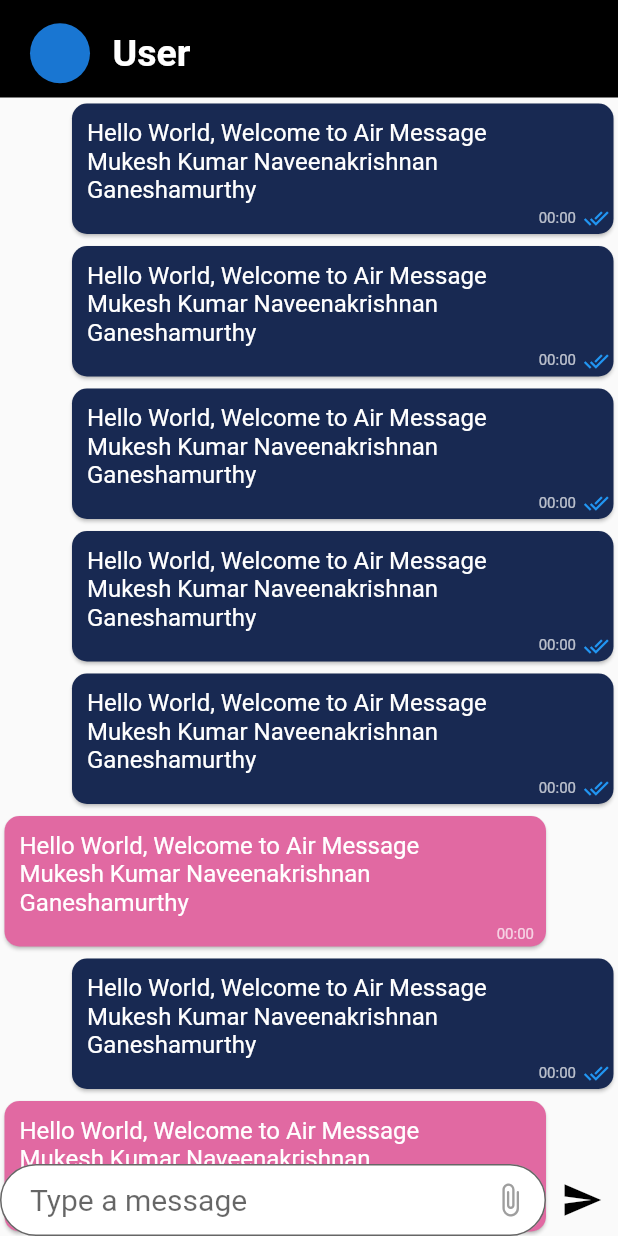
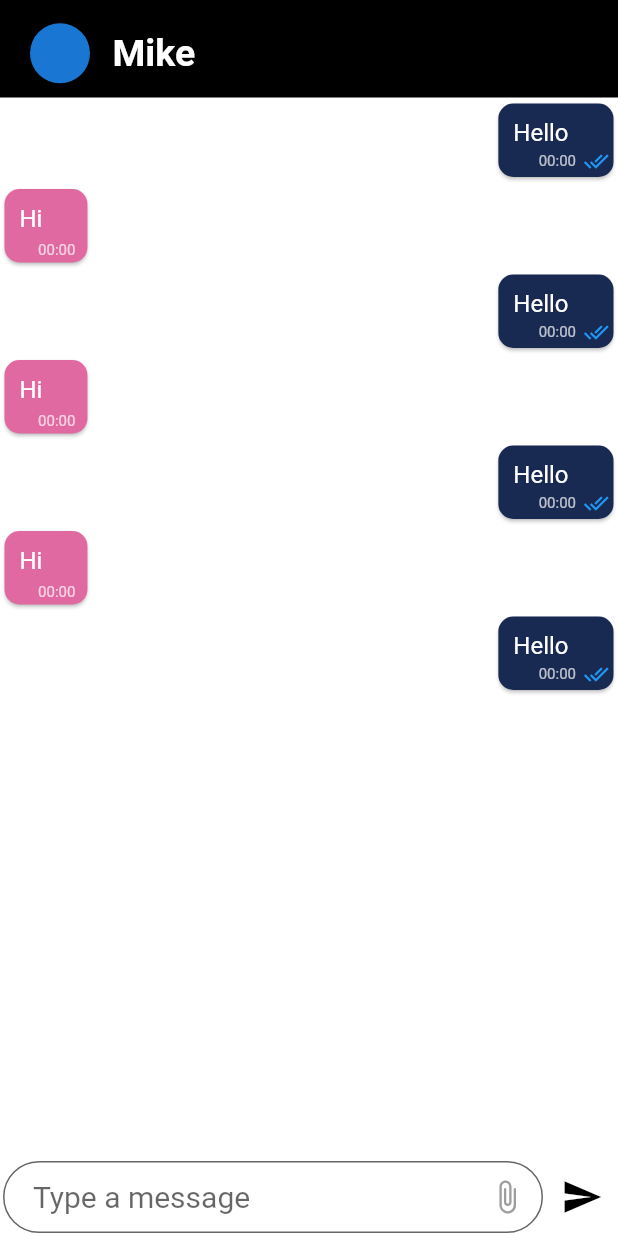
Before and after one commit to NaveenakrishnanS/Project_HMC, a Flutter app: the SingleChat screen opened directly, on a phone screen of 412 x 824 dp. Run offline on Flutter 3.47's test engine with Material 2 defaults, Android fonts, the phone set to English and light mode, and no system bars; our stand-ins replace cloud_firestore, firebase_auth, firebase_core, flutter_otp_text_field, shared_preferences; missing offline and left inert: country_calling_code_picker, floating_action_bubble_custom, searchbar_animation; accounts and stored records are empty.

Commit message:
Fixed UI of Single_Chat_Screen

```diff
--- a/lib/main.dart
+++ b/lib/main.dart
@@ -1,7 +1,9 @@
 import 'package:firebase_core/firebase_core.dart';
 import 'package:flutter/material.dart';
 import 'package:project_hmc/firebase/firebase_auth.dart';
+import 'package:project_hmc/screens/single_chat.dart';
 import 'package:project_hmc/screens/user%20stream%20screen/user_stream_screen.dart';
+import 'package:project_hmc/screens/welcome_screen.dart';
 
 void main() async {
   WidgetsFlutterBinding.ensureInitialized();
@@ -17,7 +19,7 @@ class MyApp extends StatelessWidget {
   Widget build(BuildContext context) {
     return const MaterialApp(
       debugShowCheckedModeBanner: false,
-      home: UserStreamScreen(),
+      home:WelcomeScreen(),
       title: 'MessageAir',
     );
   }
--- a/lib/screens/Friend_list/Widgets/friend_card.dart
+++ b/lib/screens/Friend_list/Widgets/friend_card.dart
@@ -5,9 +5,10 @@ import '../../single_chat.dart';
 class FriendCard extends StatelessWidget {
   final String name;
 
+
   const FriendCard({
     super.key,
-    required this.name
+    required this.name,
   });
 
   @override
--- a/lib/screens/Friend_list/friend_list.dart
+++ b/lib/screens/Friend_list/friend_list.dart
@@ -83,6 +83,7 @@ class FriendListState extends State<FriendList> {
                 for (var users in snapshot.data!) {
                   String name = users.Name;
                     FriendCard friendCard = FriendCard(name: name);
+
                     friendCards.add(friendCard);
                 }
                 return ListView(
--- a/lib/screens/message_card/receive_card.dart
+++ b/lib/screens/message_card/receive_card.dart
@@ -22,7 +22,7 @@ class _ReplyMessageState extends State<ReplyMessage> {
           child: Stack(
             children: [
               const Padding(padding: EdgeInsets.only(left:10, top: 10,right: 30, bottom: 20),
-                child: Text("Hello World, Welcome to Air Message Mukesh Kumar Naveenakrishnan Ganeshamurthy",
+                child: Text("Hi",
                   style: TextStyle(
                     color: Colors.white,
                     fontSize: 16,
--- a/lib/screens/message_card/send_card.dart
+++ b/lib/screens/message_card/send_card.dart
@@ -22,12 +22,13 @@ class _InputMessageState extends State<InputMessage> {
           child: Stack(
             children: [
               const Padding(padding: EdgeInsets.only(left:10, top: 10,right: 30, bottom: 20),
-                child: Text("Hello World, Welcome to Air Message Mukesh Kumar Naveenakrishnan Ganeshamurthy",
+                child: Text("Hello",
                   style: TextStyle(
                   color: Colors.white,
                   fontSize: 16,
                 ),),
               ),
+
               Positioned(
                   bottom:2,
                   right: 3,
--- a/lib/screens/single_chat.dart
+++ b/lib/screens/single_chat.dart
@@ -1,6 +1,7 @@
 import 'package:flutter/material.dart';
 import 'package:project_hmc/screens/message_card/receive_card.dart';
 import 'package:project_hmc/screens/message_card/send_card.dart';
+
 
 class SingleChat extends StatefulWidget {
   const SingleChat({Key? key}) : super(key: key);
@@ -13,16 +14,23 @@ class _SingleChatState extends State<SingleChat> {
   final TextEditingController _controller = TextEditingController();
   @override
   Widget build(BuildContext context) {
-    return Scaffold(
+    return Stack(
+      children: [
+        /*Image.asset('assets/whte.png',
+         height: MediaQuery.of(context).size.height,
+         width: MediaQuery.of(context).size.width,
+         fit: BoxFit.cover,),*/
+        Scaffold(
+          backgroundColor: Colors.white,
             appBar:PreferredSize(
               preferredSize: const Size.fromHeight(65),
               child: AppBar(
                 shape: RoundedRectangleBorder(borderRadius: BorderRadius.circular(0)),
+                automaticallyImplyLeading: true,
                 leadingWidth: 200,
                 elevation: 0,
                 backgroundColor: Colors.black,
                 leading:  Align(
-              alignment: Alignment.centerLeft,
                   child: Padding(
                       padding: const EdgeInsets.only(top: 15, left: 20),
                       child: Row(
@@ -32,7 +40,7 @@ class _SingleChatState extends State<SingleChat> {
                           Padding(
                             padding: EdgeInsets.only(left: 8),
                             child: Text(
-                          'User',
+                              'Mike',
                               style: TextStyle(
                                   fontSize: 25,
                                   fontWeight: FontWeight.bold
@@ -45,18 +53,19 @@ class _SingleChatState extends State<SingleChat> {
                 ),
               ),
             ),
-      body:SizedBox(
+          resizeToAvoidBottomInset: true,
+          body: SizedBox(
             height: MediaQuery.of(context).size.height,
-        width: MediaQuery.of(context).size.width,
+            width: MediaQuery.of(context).size.height,
             child: Stack(
               children: [
-            ListView(
+                 Container(
+                   color: Colors.white,
+                   height: MediaQuery.of(context).size.height-160,
+                   child: ListView(
+                     padding: const EdgeInsets.only(bottom: 15),
                       shrinkWrap: true,
                       children: const [
-                InputMessage(),
-                InputMessage(),
-                InputMessage(),
-                InputMessage(),
                         InputMessage(),
                         ReplyMessage(),
                         InputMessage(),
@@ -64,14 +73,17 @@ class _SingleChatState extends State<SingleChat> {
                         InputMessage(),
                         ReplyMessage(),
                         InputMessage(),
-                InputMessage(),
                       ],
+                    ),
                  ),
                 Align(
                 alignment: Alignment.bottomCenter,
-            child: Row(
+                child:
+                  Row(
                     children: [
                       Expanded(
+                        child:Container(
+                          padding:const EdgeInsets.symmetric(vertical: 2.0, horizontal: 2.0),
                         child:TextField(
                        controller: _controller,
                        style:  const TextStyle(
@@ -79,7 +91,8 @@ class _SingleChatState extends State<SingleChat> {
                         decoration: InputDecoration(
                         hintText: 'Type a message',
                         suffixIcon:IconButton(splashRadius:10,
-                  icon: const Icon(Icons.attach_file_rounded),color: Colors.grey,
+                        icon: const Icon(Icons.attach_file_rounded),
+                        color: Colors.grey,
                         onPressed:(){},
                       ),
                       filled: true,
@@ -87,6 +100,7 @@ class _SingleChatState extends State<SingleChat> {
                       contentPadding: const EdgeInsets.only(left: 20.0, bottom: 8.0, top: 8.0, right: 16.0),
                       border: OutlineInputBorder(
                         borderRadius: BorderRadius.circular(50.0),
+                      ),
                     ),
               ),
                       ),
@@ -103,13 +117,16 @@ class _SingleChatState extends State<SingleChat> {
                         iconSize: 28,),
                       ),
                     ],
-            ),
+                  ),),
+              ],
+                ),),
         ),
 
       ],
-         ),
 
-      ),
+
     );
+
   }
+
 }
--- a/pubspec.yaml
+++ b/pubspec.yaml
@@ -27,6 +27,7 @@ dependencies:
   anim_search_bar: ^2.0.3
   searchbar_animation: ^0.0.4
 
+
 dev_dependencies:
   flutter_test:
     sdk: flutter
@@ -39,3 +40,4 @@ flutter:
   assets:
        - assets/
        - assets/chat_symbol.png
+       - assets/whte.png
```
Also changed, not shown: assets/whte.png (added), pubspec.lock. Lines whose indentation alone changed are shown as unchanged.
